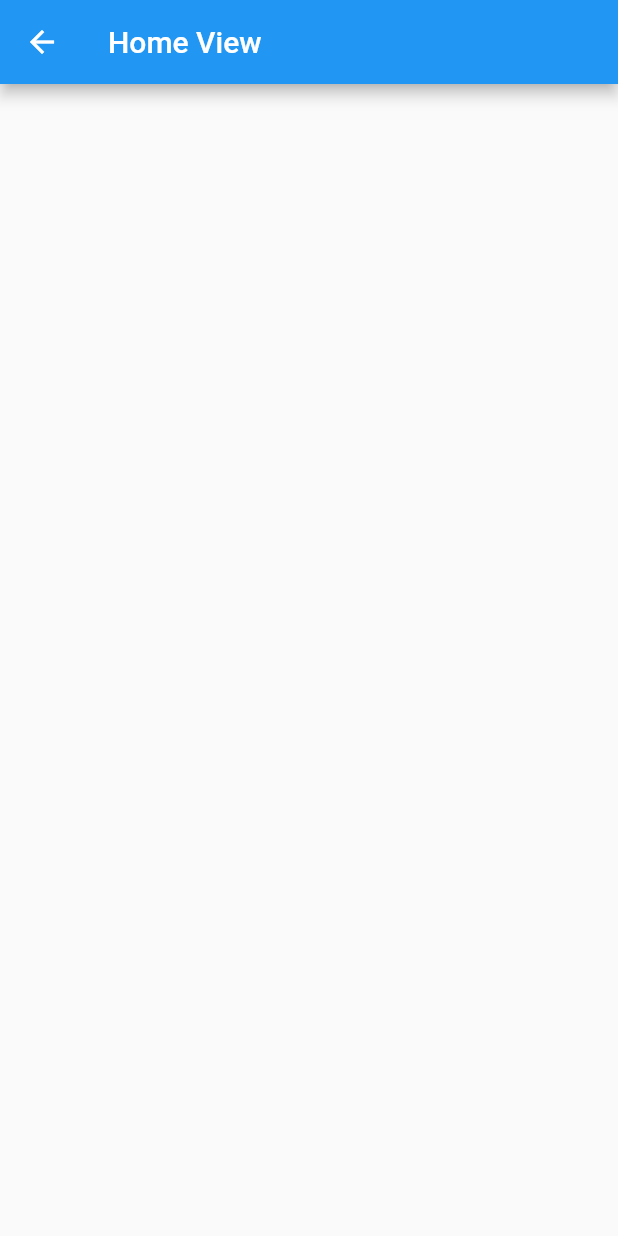
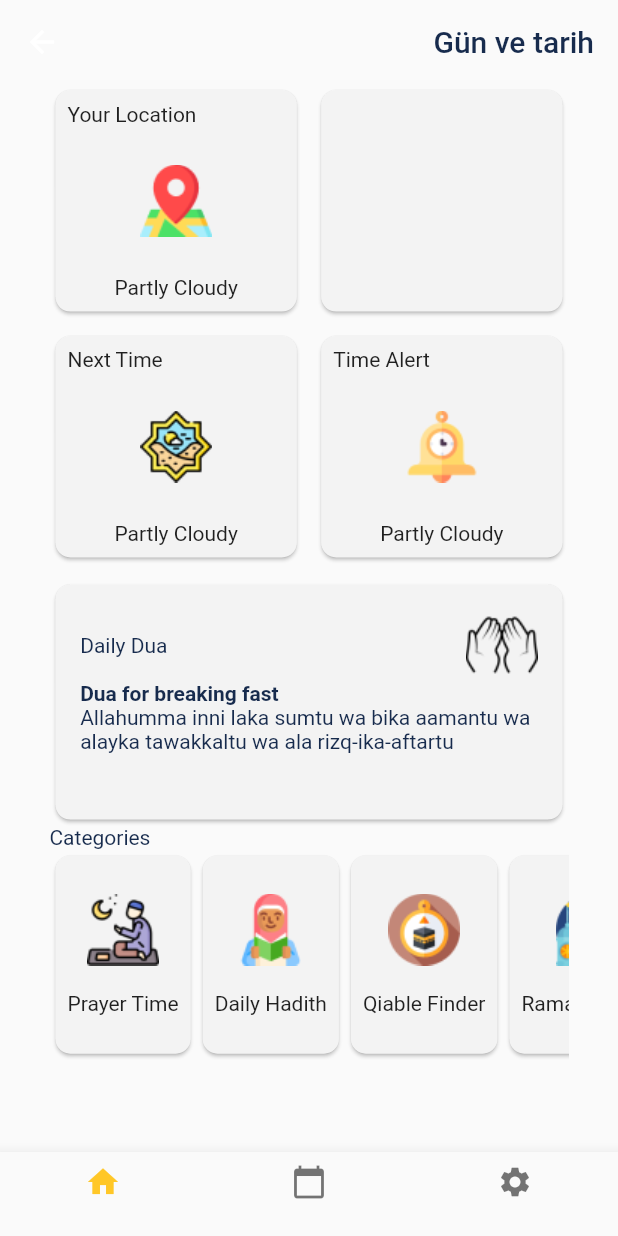
Before and after one commit to melihcelik09/ramadan_app, a Flutter app: the HomeView screen opened by its route, on a phone screen of 412 x 824 dp. Run offline on Flutter 3.47's test engine with Material 2 defaults, Android fonts, the light colour scheme and no system bars; our stand-ins replace auto_route, bloc, dio, equatable, flutter_bloc, flutter_dotenv and 5 more; accounts and stored records are empty; generated files the repository leaves out were written again.

Commit message:
add:home screen

```diff
--- a/lib/app/view/home/view/home_view.dart
+++ b/lib/app/view/home/view/home_view.dart
@@ -11,6 +11,7 @@ class HomeView extends StatelessWidget {
     return const Scaffold(
       appBar: AppBarWidget(),
       body: BodyWidget(),
+      bottomNavigationBar: BottomNavigationBarWidget(),
     );
   }
 }
--- a/lib/app/view/home/view/widgets/app_bar_widget.dart
+++ b/lib/app/view/home/view/widgets/app_bar_widget.dart
@@ -1,4 +1,5 @@
 import 'package:flutter/material.dart';
+import 'package:ramadan_app/core/constants/app_colors.dart';
 
 class AppBarWidget extends StatelessWidget implements PreferredSizeWidget {
   const AppBarWidget({
@@ -8,7 +9,16 @@ class AppBarWidget extends StatelessWidget implements PreferredSizeWidget {
   @override
   Widget build(BuildContext context) {
     return AppBar(
-      title: const Text('Home View'),
+//        backgroundColor: Colors.transparent,
+      backgroundColor: Colors.transparent,
+      elevation: 0,
+      title: const Align(
+        alignment: Alignment.topRight,
+        child: Text(
+          "Gün ve tarih",
+          style: TextStyle(color: AppColors.secondaryColor),
+        ),
+      ),
     );
   }
 
--- a/lib/app/view/home/view/widgets/body_widget.dart
+++ b/lib/app/view/home/view/widgets/body_widget.dart
@@ -1,4 +1,8 @@
 import 'package:flutter/material.dart';
+import 'package:ramadan_app/app/view/home/view/widgets/categories_card.dart';
+import 'package:ramadan_app/app/view/home/view/widgets/titles_card.dart';
+import 'package:ramadan_app/core/constants/app_colors.dart';
+import 'package:ramadan_app/core/extensions/context_extension.dart';
 
 class BodyWidget extends StatelessWidget {
   const BodyWidget({
@@ -7,6 +11,90 @@ class BodyWidget extends StatelessWidget {
 
   @override
   Widget build(BuildContext context) {
-    return Container();
+    return Padding(
+      padding: PaddingExtensionSymetric(context).horizontalPaddingMedium,
+      child: Column(
+        children: [
+          SizedBox(
+            height: ContextExtension(context).height * 0.4,
+            child: GridView.builder(
+              physics: const NeverScrollableScrollPhysics(),
+              shrinkWrap: true,
+              itemCount: 4,
+              gridDelegate: SliverGridDelegateWithFixedCrossAxisCount(
+                crossAxisCount: 2,
+                childAspectRatio: ContextExtension(context).width /
+                    ContextExtension(context).height *
+                    2.17,
+                crossAxisSpacing: ContextExtension(context).lowValue,
+                mainAxisSpacing: ContextExtension(context).lowValue,
+              ),
+              itemBuilder: (context, index) {
+                return TitlesCard(
+                  index: index,
+                );
+              },
+            ),
+          ),
+          SizedBox(
+            height: ContextExtension(context).height * 0.2,
+            child: Card(
+              color: AppColors.cardColor,
+              shape: RoundedRectangleBorder(
+                borderRadius: BorderRadius.circular(10),
+              ),
+              child: Padding(
+                padding: PaddingExtension(context).paddingNormal,
+                child: Column(
+                  crossAxisAlignment: CrossAxisAlignment.start,
+                  children: [
+                    Row(
+                      mainAxisAlignment: MainAxisAlignment.spaceBetween,
+                      children: [
+                        const Text(
+                          "Daily Dua",
+                          style: TextStyle(color: AppColors.secondaryColor),
+                        ),
+                        Image.asset(
+                          "assets/images/titles/Dua Hands.png",
+                        )
+                      ],
+                    ),
+                    const Text(
+                      "Dua for breaking fast",
+                      style: TextStyle(
+                          color: AppColors.secondaryColor,
+                          fontWeight: FontWeight.bold),
+                    ),
+                    const Text(
+                      "Allahumma inni laka sumtu wa bika aamantu wa alayka tawakkaltu wa ala rizq-ika-aftartu",
+                      style: TextStyle(color: AppColors.secondaryColor),
+                    ),
+                  ],
+                ),
+              ),
+            ),
+          ),
+          const Align(
+            alignment: Alignment.topLeft,
+            child: Text(
+              "Categories",
+              style: TextStyle(color: AppColors.secondaryColor),
+            ),
+          ),
+          SizedBox(
+            height: ContextExtension(context).height * 0.17,
+            child: ListView.builder(
+              shrinkWrap: true,
+              scrollDirection: Axis.horizontal,
+              itemCount: 5,
+              itemBuilder: (BuildContext context, int index) => CategoriesCard(
+                index: index,
+              ),
+            ),
+          ),
+        ],
+      ),
+    );
   }
 }
--- /dev/null
+++ b/lib/app/view/home/view/widgets/bottom_navbar_widget.dart
@@ -0,0 +1,43 @@
+import 'package:flutter/material.dart';
+import 'package:ramadan_app/core/constants/app_colors.dart';
+
+class BottomNavigationBarWidget extends StatefulWidget {
+  const BottomNavigationBarWidget({super.key});
+
+  @override
+  State<BottomNavigationBarWidget> createState() =>
+      _BottomNavigationBarWidgetState();
+}
+
+class _BottomNavigationBarWidgetState extends State<BottomNavigationBarWidget> {
+  int _currentIndex = 0;
+
+  void onTabTapped(int index) {
+    setState(() {
+      _currentIndex = index;
+    });
+  }
+
+  @override
+  Widget build(BuildContext context) {
+    return BottomNavigationBar(
+      fixedColor: AppColors.primaryColor,
+      currentIndex: _currentIndex,
+      onTap: onTabTapped,
+      items: const [
+        BottomNavigationBarItem(
+          icon: Icon(Icons.home),
+          label: '',
+        ),
+        BottomNavigationBarItem(
+          icon: Icon(Icons.calendar_today),
+          label: '',
+        ),
+        BottomNavigationBarItem(
+          icon: Icon(Icons.settings),
+          label: '',
+        ),
+      ],
+    );
+  }
+}
--- /dev/null
+++ b/lib/app/view/home/view/widgets/categories_card.dart
@@ -0,0 +1,67 @@
+import 'package:flutter/material.dart';
+import 'package:ramadan_app/core/constants/app_colors.dart';
+
+class CategoriesCard extends StatelessWidget {
+  const CategoriesCard({
+    super.key,
+    required this.index,
+  });
+  final int index;
+
+  @override
+  Widget build(BuildContext context) {
+    List<String> titles = [
+      "Prayer Time",
+      "Daily Hadith",
+      "Qiable Finder",
+      "Ramadan Time",
+      "Asma Al-Husna"
+    ];
+    List<String> imageUrls = [
+      "assets/images/categories/Praying.png",
+      "assets/images/categories/Read.png",
+      "assets/images/categories/Qibla.png",
+      "assets/images/categories/Lamp.png",
+      "assets/images/categories/Allah.png",
+    ];
+    return InkWell(
+      onTap: () {
+        switch (index) {
+          case 0:
+            print("Prayer Time");
+            break;
+          case 1:
+            print("Daily Hadith");
+            break;
+          case 2:
+            print("Qiable Finder");
+            break;
+          case 3:
+            print("Ramadan Time");
+            break;
+          default:
+            print("Asma Al-Husna");
+        }
+      },
+      child: Card(
+          color: AppColors.cardColor,
+          shape: RoundedRectangleBorder(
+            borderRadius: BorderRadius.circular(10),
+          ),
+          child: Padding(
+            padding: const EdgeInsets.all(8.0),
+            child: Column(
+              mainAxisAlignment: MainAxisAlignment.spaceEvenly,
+              crossAxisAlignment: CrossAxisAlignment.center,
+              children: [
+                Image.asset(
+                  imageUrls[index],
+                  fit: BoxFit.fill,
+                ),
+                Text(titles[index]),
+              ],
+            ),
+          )),
+    );
+  }
+}
--- a/lib/app/view/home/view/widgets/index.dart
+++ b/lib/app/view/home/view/widgets/index.dart
@@ -1,2 +1,3 @@
 export 'app_bar_widget.dart';
 export 'body_widget.dart';
+export 'bottom_navbar_widget.dart';
--- /dev/null
+++ b/lib/app/view/home/view/widgets/titles_card.dart
@@ -0,0 +1,56 @@
+import 'package:flutter/material.dart';
+import 'package:ramadan_app/core/constants/app_colors.dart';
+
+class TitlesCard extends StatelessWidget {
+  const TitlesCard({
+    super.key,
+    required this.index,
+  });
+  final int index;
+
+  @override
+  Widget build(BuildContext context) {
+    List<String> titles = ["Your Location", "Next Time", "Time Alert"];
+    List<String> imageUrls = [
+      "assets/images/titles/Map.png",
+      "assets/images/titles/Asr.png",
+      "assets/images/titles/Alarm.png"
+    ];
+    return Card(
+        color: AppColors.cardColor,
+        shape: RoundedRectangleBorder(
+          borderRadius: BorderRadius.circular(10),
+        ),
+        child: index != 1
+            ? Padding(
+                padding: const EdgeInsets.all(8.0),
+                child: Column(
+                  mainAxisAlignment: MainAxisAlignment.spaceBetween,
+                  crossAxisAlignment: CrossAxisAlignment.center,
+                  children: [
+                    Align(
+                        alignment: Alignment.topLeft,
+                        child: Text(titles[
+                            index > 1 ? index - 1 : index])), // Your Location
+                    Image.asset(
+                      imageUrls[index > 1 ? index - 1 : index],
+                      fit: BoxFit.fill,
+                    ),
+                    const Text('Partly Cloudy'),
+                  ],
+                ),
+              )
+            // : Column(
+            //     children: [
+            //       Text('Partly Cloudy'),
+            //       ClipRRect(
+            //         child: Image.asset(
+            //           imageUrls[index],
+            //           fit: BoxFit.fill,
+            //         ),
+            //       ),
+            //     ],
+            //   ),
+            : const SizedBox.shrink());
+  }
+}
--- a/pubspec.yaml
+++ b/pubspec.yaml
@@ -38,4 +38,6 @@ flutter:
   assets:
     - assets/env/
     - assets/images/
+    - assets/images/categories/
+    - assets/images/titles/
     - assets/icons/
```
Also changed, not shown: assets/icons/test.png (added), assets/images/categories/Allah.png (added), assets/images/categories/Lamp.png (added), assets/images/categories/Praying.png (added), assets/images/categories/Qibla.png (added), assets/images/categories/Read.png (added), assets/images/titles/Alarm.png (added), assets/images/titles/Asr.png (added), assets/images/titles/Dua Hands.png (added), assets/images/titles/Map.png (added), assets/images/titles/Partly.png (added), pubspec.lock.
